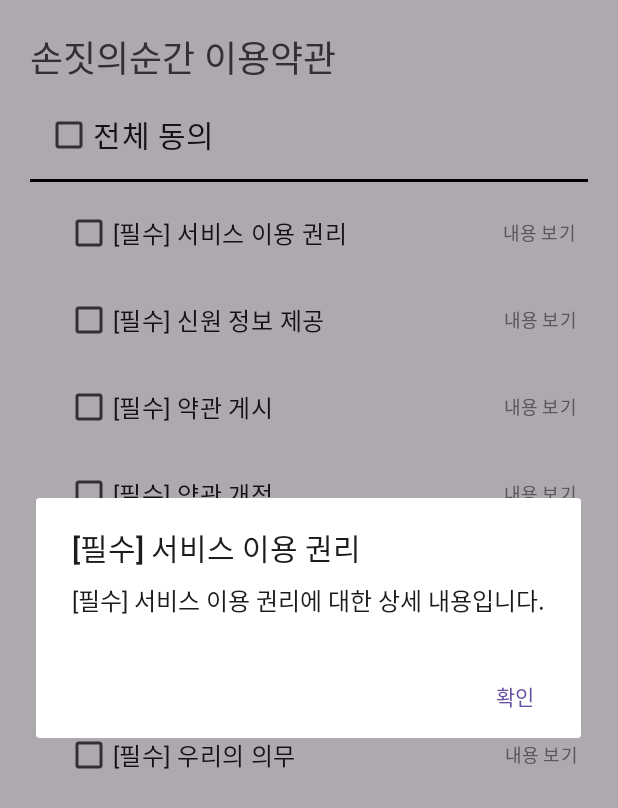
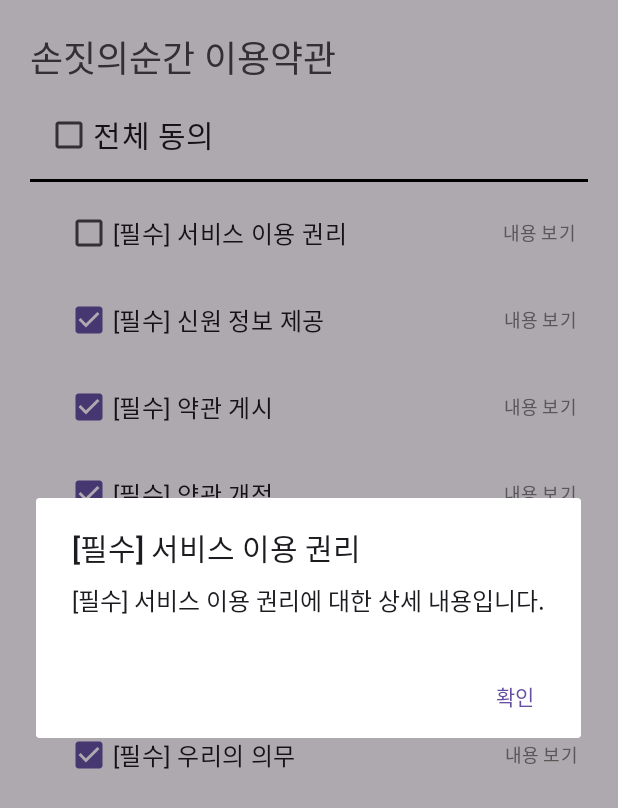
Before and after one commit to AISignLanguage/Android, an Android app: the TermsActivity screen opened directly, with no data from a screen before it, after a tap on "내용 보기", on a phone screen of 412 x 824 dp. Shown: the top 808 px of the screen. Run offline under Robolectric (Android 15) with nearby library versions, the phone set to English and light mode, and no system bars; 2 other taps on this screen came first.

Commit message:
약관 동의 여부

```diff
--- a/app/src/main/java/com/example/ai_language/TermsActivity.kt
+++ b/app/src/main/java/com/example/ai_language/TermsActivity.kt
@@ -3,42 +3,104 @@ package com.example.ai_language
 import androidx.appcompat.app.AppCompatActivity
 import android.os.Bundle
 import android.widget.Button
+import android.widget.CheckBox
 import androidx.appcompat.app.AlertDialog
 
 class TermsActivity : AppCompatActivity() {
+
+    private lateinit var termsAllButton: CheckBox
+    private lateinit var termsButton1: CheckBox
+    private lateinit var termsButton2: CheckBox
+    private lateinit var termsButton3: CheckBox
+    private lateinit var termsButton4: CheckBox
+    private lateinit var termsButton5: CheckBox
+    private lateinit var termsButton6: CheckBox
+    private lateinit var termsButton7: CheckBox
+
+
     override fun onCreate(savedInstanceState: Bundle?) {
         super.onCreate(savedInstanceState)
         setContentView(R.layout.activity_terms)
 
-        val terms1 = findViewById<Button>(R.id.viewButton1)
-        val terms2 = findViewById<Button>(R.id.viewButton2)
-        val terms3 = findViewById<Button>(R.id.viewButton3)
-        val terms4 = findViewById<Button>(R.id.viewButton4)
-        val terms5 = findViewById<Button>(R.id.viewButton5)
-        val terms6 = findViewById<Button>(R.id.viewButton6)
-        val terms7 = findViewById<Button>(R.id.viewButton7)
+        termsAllButton = findViewById<CheckBox>(R.id.termsAllButton)
+        termsButton1 = findViewById<CheckBox>(R.id.termsButton1)
+        termsButton2 = findViewById<CheckBox>(R.id.termsButton2)
+        termsButton3 = findViewById<CheckBox>(R.id.termsButton3)
+        termsButton4 = findViewById<CheckBox>(R.id.termsButton4)
+        termsButton5 = findViewById<CheckBox>(R.id.termsButton5)
+        termsButton6 = findViewById<CheckBox>(R.id.termsButton6)
+        termsButton7 = findViewById<CheckBox>(R.id.termsButton7)
 
-        terms1.setOnClickListener{
+        termsAllButton.setOnClickListener { onCheckChanged(termsAllButton) }
+        termsButton1.setOnClickListener { onCheckChanged(termsButton1) }
+        termsButton2.setOnClickListener { onCheckChanged(termsButton2) }
+        termsButton3.setOnClickListener { onCheckChanged(termsButton3) }
+        termsButton4.setOnClickListener { onCheckChanged(termsButton4) }
+        termsButton5.setOnClickListener { onCheckChanged(termsButton5) }
+        termsButton6.setOnClickListener { onCheckChanged(termsButton6) }
+        termsButton7.setOnClickListener { onCheckChanged(termsButton7) }
+
+
+        val termsDetail1 = findViewById<Button>(R.id.viewButton1)
+        val termsDetail2 = findViewById<Button>(R.id.viewButton2)
+        val termsDetail3 = findViewById<Button>(R.id.viewButton3)
+        val termsDetail4 = findViewById<Button>(R.id.viewButton4)
+        val termsDetail5 = findViewById<Button>(R.id.viewButton5)
+        val termsDetail6 = findViewById<Button>(R.id.viewButton6)
+        val termsDetail7 = findViewById<Button>(R.id.viewButton7)
+
+        termsDetail1.setOnClickListener{
             showTermsDialog("[필수] 서비스 이용 권리", R.string.terms_detail_1)
         }
-        terms2.setOnClickListener{
+        termsDetail2.setOnClickListener{
             showTermsDialog("[필수] 신원 정보 제공", R.string.terms_detail_1)
         }
-        terms3.setOnClickListener{
+        termsDetail3.setOnClickListener{
             showTermsDialog("[필수] 약관 게시", R.string.terms_detail_1)
         }
-        terms4.setOnClickListener{
+        termsDetail4.setOnClickListener{
             showTermsDialog("[필수] 약관 개정", R.string.terms_detail_1)
         }
-        terms5.setOnClickListener{
+        termsDetail5.setOnClickListener{
             showTermsDialog("[필수] 회원정보 변경", R.string.terms_detail_1)
         }
-        terms6.setOnClickListener{
+        termsDetail6.setOnClickListener{
             showTermsDialog("[필수] 회원정보 관리 의무", R.string.terms_detail_1)
         }
-        terms7.setOnClickListener{
+        termsDetail7.setOnClickListener{
             showTermsDialog("[필수] 우리의 의무", R.string.terms_detail_1)
         }
+    }
+
+    private fun onCheckChanged(checkBox: CheckBox) {
+        when(checkBox.id){
+            R.id.termsAllButton -> {
+                if(termsAllButton.isChecked){
+                    termsButton1.isChecked = true
+                    termsButton2.isChecked = true
+                    termsButton3.isChecked = true
+                    termsButton4.isChecked = true
+                    termsButton5.isChecked = true
+                    termsButton6.isChecked = true
+                    termsButton7.isChecked = true
+                }
+                else{
+                    termsButton1.isChecked = false
+                    termsButton2.isChecked = false
+                    termsButton3.isChecked = false
+                    termsButton4.isChecked = false
+                    termsButton5.isChecked = false
+                    termsButton6.isChecked = false
+                    termsButton7.isChecked = false
+                }
+            }
+            else -> {
+                termsAllButton.isChecked = (termsButton1.isChecked && termsButton2.isChecked &&
+                        termsButton3.isChecked && termsButton4.isChecked && termsButton5.isChecked &&
+                        termsButton6.isChecked && termsButton7.isChecked)
+            }
+        }
+
     }
 
     private fun showTermsDialog(title: String, contentResId: Int) {
@@ -50,4 +112,6 @@ class TermsActivity : AppCompatActivity() {
         }
         builder.show()
     }
+
+
 }
```
